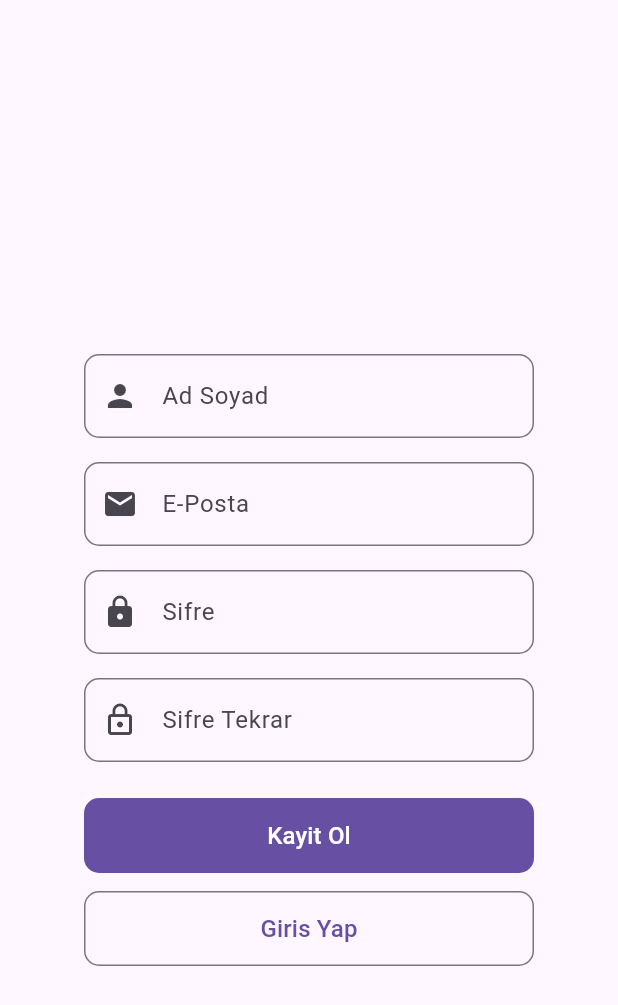
After one commit to mertcelikt/xenlauncher, a Flutter app: the RegisterScreen screen opened by its route, on a phone screen of 412 x 824 dp. The commit adds this screen. Shown: the top 1005 px of the screen. Run offline on Flutter 3.47's test engine with Material 3 defaults, Android fonts, the phone set to English and light mode, and no system bars; our stand-ins replace go_router, lottie; missing offline and left inert: dotlottie_loader.

Commit message:
Ekranlar Tasarlandı

```diff
--- a/lib/core/routes.dart
+++ b/lib/core/routes.dart
@@ -9,6 +9,8 @@ import '../screens/loading_screen.dart';
 import '../screens/home_screen.dart';
 import '../screens/profile_screen.dart';
 import '../screens/voice_screen.dart';
+import '../screens/register_screen.dart';
+import '../screens/login_screen.dart';
 
 
 
@@ -19,29 +21,60 @@ final router = GoRouter(
   routes: [
     GoRoute(
       path: '/',
-      builder: (context, state) => const LoadingScreen(),
+      pageBuilder: (context, state) => NoTransitionPage<void>(
+        key: state.pageKey,
+        child: const LoadingScreen(),
+      ),
     ),
     GoRoute(
       path: '/home',
-      builder: (context, state) => const HomeScreen(),
+      pageBuilder: (context, state) => NoTransitionPage<void>(
+        key: state.pageKey,
+        child: const HomeScreen(),
+      ),
     ),
     GoRoute(
       path: '/profile',
-      builder: (context, state) => const ProfileScreen(),
+      pageBuilder: (context, state) => NoTransitionPage<void>(
+        key: state.pageKey,
+        child: const ProfileScreen(),
+      ),
     ),
-    GoRoute (
-      path:'/voice',
-      builder: (context, state) => const VoiceScreen(),
+    GoRoute(
+      path: '/voice',
+      pageBuilder: (context, state) => NoTransitionPage<void>(
+        key: state.pageKey,
+        child: const VoiceScreen(),
+      ),
     ),
-     GoRoute (
-      path:'/search',
-      builder: (context, state) => const SearchScreen(),
-    ),
-    GoRoute (
-      path:'/history',
-      builder: (context, state) => const HistoryScreen(),
+    GoRoute(
+      path: '/login',
+      pageBuilder: (context, state) => NoTransitionPage<void>(
+        key: state.pageKey,
+        child: const LoginScreen(),
+      ),
     ),
 
-
+    GoRoute(
+      path: '/register',
+      pageBuilder: (context, state) => NoTransitionPage<void>(
+        key: state.pageKey,
+        child: const RegisterScreen(),
+      ),
+    ),
+    GoRoute(
+      path: '/search',
+      pageBuilder: (context, state) => NoTransitionPage<void>(
+        key: state.pageKey,
+        child: const SearchScreen(),
+      ),
+    ),
+    GoRoute(
+      path: '/history',
+      pageBuilder: (context, state) => NoTransitionPage<void>(
+        key: state.pageKey,
+        child: const HistoryScreen(),
+      ),
+    ),
   ],
 );
--- a/lib/main.dart
+++ b/lib/main.dart
@@ -1,5 +1,6 @@
 import 'package:flutter/material.dart';
 import 'core/routes.dart';
+
 
 
 void main() {
@@ -19,7 +20,8 @@ class MyApp extends StatelessWidget {
         visualDensity: VisualDensity.adaptivePlatformDensity,
       ),
       routerConfig: router,  // go_router yapılandırmamızı kullan
-      debugShowCheckedModeBanner: false,  // Debug bandını kaldır
+      debugShowCheckedModeBanner: false,
+        // Debug bandını kaldır
     );
   }
 }
--- /dev/null
+++ b/lib/screens/register_screen.dart
@@ -0,0 +1,95 @@
+import 'package:flutter/material.dart';
+import 'package:go_router/go_router.dart';
+
+class RegisterScreen extends StatefulWidget {
+  const RegisterScreen({super.key});
+
+  @override
+  State<RegisterScreen> createState() => _RegisterScreenState();
+}
+
+class _RegisterScreenState extends State<RegisterScreen> {
+  @override
+  Widget build(BuildContext context) {
+    return Scaffold(
+      appBar: AppBar(),
+      body: Center(
+        child: SizedBox(
+          width: 300,
+          child: Column(
+            mainAxisAlignment: MainAxisAlignment.center,
+            children: [
+              TextField(
+                decoration: InputDecoration(
+                  hintText: "Ad Soyad",
+                  border: OutlineInputBorder(
+                    borderRadius: BorderRadius.circular(10),
+                  ),
+                  prefixIcon: Icon(Icons.person),
+                ),
+              ),
+              SizedBox(height: 16),
+              TextField(
+                decoration: InputDecoration(
+                  hintText: "E-Posta",
+                  border: OutlineInputBorder(
+                    borderRadius: BorderRadius.circular(10),
+                  ),
+                  prefixIcon: Icon(Icons.email),
+                ),
+              ),
+              SizedBox(height: 16),
+              TextField(
+                obscureText: true,
+                decoration: InputDecoration(
+                  hintText: "Sifre",
+                  border: OutlineInputBorder(
+                    borderRadius: BorderRadius.circular(10),
+                  ),
+                  prefixIcon: Icon(Icons.lock),
+                ),
+              ),
+              SizedBox(height: 16),
+              TextField(
+                obscureText: true,
+                decoration: InputDecoration(
+                  hintText: "Sifre Tekrar",
+                  border: OutlineInputBorder(
+                    borderRadius: BorderRadius.circular(10),
+                  ),
+                  prefixIcon: Icon(Icons.lock_outline),
+                ),
+              ),
+              SizedBox(height: 24),
+              FilledButton(
+                onPressed: () {
+                  context.go("/home");
+                },
+                style: FilledButton.styleFrom(
+                  minimumSize: Size(double.infinity, 50),
+                  shape: RoundedRectangleBorder(
+                    borderRadius: BorderRadius.circular(10),
+                  ),
+                ),
+                child: const Text("Kayit Ol", style: TextStyle(fontSize: 16)),
+              ),
+              SizedBox(height: 12),
+              OutlinedButton(
+                onPressed: () {
+                  context.push("/login");
+                },
+                style: OutlinedButton.styleFrom(
+                  minimumSize: Size(double.infinity, 50),
+                  shape: RoundedRectangleBorder(
+                    borderRadius: BorderRadius.circular(10),
+                  ),
+                ),
+                child: const Text("Giris Yap", style: TextStyle(fontSize: 16)),
+              ),
+            ],
+          ),
+        ),
+      ),
+    );
+  }
+}
--- a/pubspec.yaml
+++ b/pubspec.yaml
@@ -28,4 +28,5 @@ flutter:
     - assets/images/          # Görseller için
     - assets/icons/            # İkonlar için
     - assets/languages/         # Dil dosyaları için
-    - assets/motions/           # Animasyon dosyaları için
+    - assets/motions/
+    - assets/images/resim.jpg          # Animasyon dosyaları için
```
Also changed, not shown: lib/screens/login_screen.dart (added, +50 -0 lines), assets/images/resim.jpg (added).
